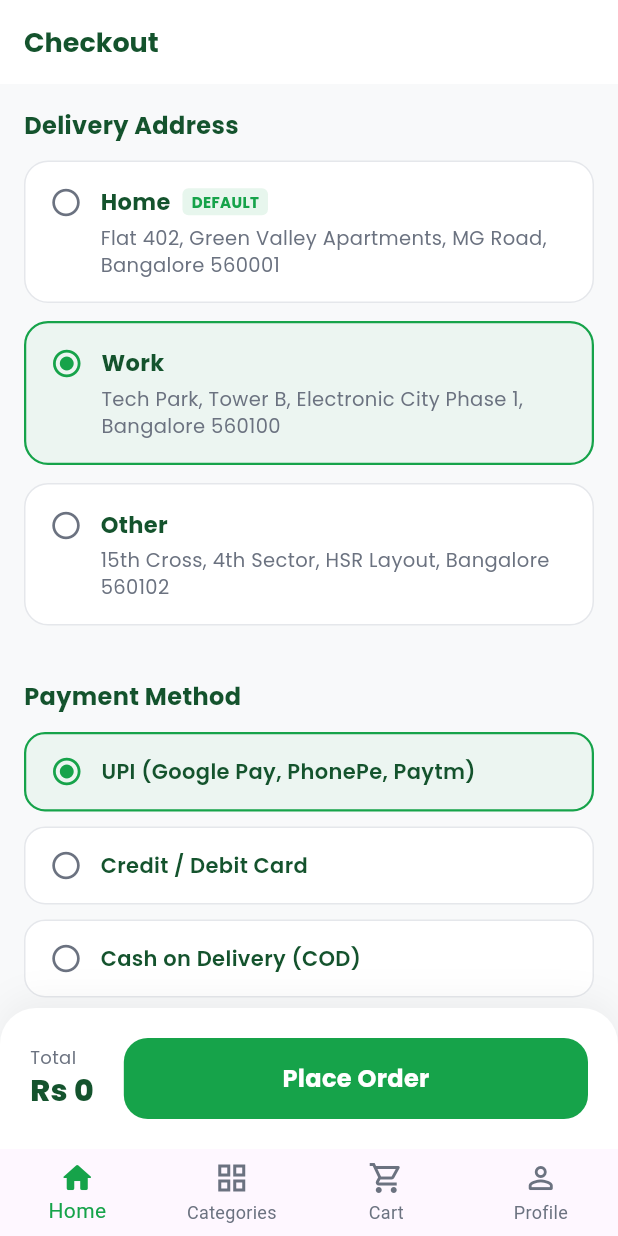
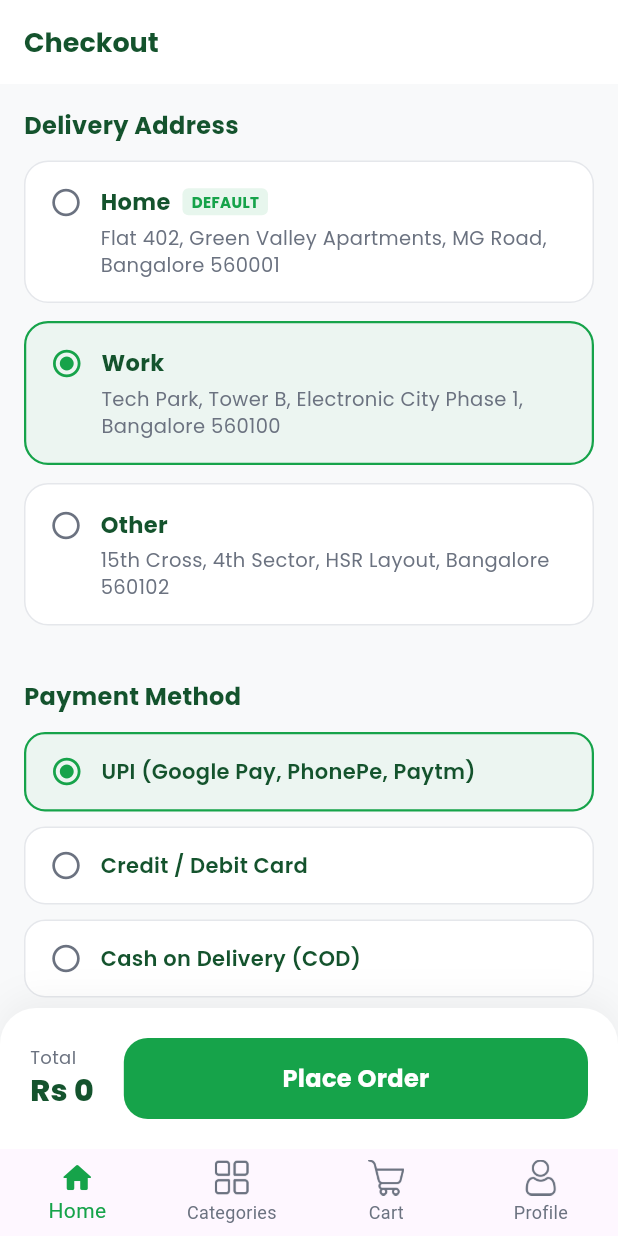
Before and after one commit to deepraj12345-veb/riverpod_project, a Flutter app: the CheckoutPage screen opened by its route, after a tap on "Work", on a phone screen of 412 x 824 dp. Run offline on Flutter 3.47's test engine with Material 3 defaults, Android fonts, the phone set to English and light mode, and no system bars; our stand-ins replace badges, cached_network_image, flutter_riverpod, go_router, google_fonts, pinput; network calls fail.

Commit message:
updated
# Conflicts:
#	lib/core/widgets/add_to_cart_button.dart
#	lib/features/shell/presentation/pages/main_shell.dart

```diff
--- a/lib/core/theme/app_theme.dart
+++ b/lib/core/theme/app_theme.dart
@@ -114,7 +114,7 @@ class AppTheme {
         labelStyle: const TextStyle(color: textGrey),
         hintStyle: const TextStyle(color: textGrey),
       ),
-      cardTheme: CardThemeData(
+      cardTheme: CardTheme(
         color: cardWhite,
         elevation: 0,
         shape: RoundedRectangleBorder(borderRadius: BorderRadius.circular(16)),
@@ -193,7 +193,7 @@ class AppTheme {
         labelStyle: const TextStyle(color: textSecondary),
         hintStyle: const TextStyle(color: textSecondary),
       ),
-      cardTheme: CardThemeData(
+      cardTheme: CardTheme(
         color: darkCard,
         elevation: 0,
         shape: RoundedRectangleBorder(
--- /dev/null
+++ b/lib/core/widgets/floating_cart_bar.dart
@@ -0,0 +1,488 @@
+import 'package:flutter/material.dart';
+import 'package:flutter_riverpod/flutter_riverpod.dart';
+import 'package:go_router/go_router.dart';
+import 'package:veggie_mart/core/widgets/custom_network_image.dart';
+import 'package:veggie_mart/core/widgets/custom_text.dart';
+import 'package:veggie_mart/features/cart/presentation/controllers/cart_controller.dart';
+import 'package:veggie_mart/features/cart/domain/entities/cart_item_entity.dart';
+
+class FloatingCartBar extends ConsumerStatefulWidget {
+  static final GlobalKey cartKey = GlobalKey();
+  const FloatingCartBar({super.key});
+
+  @override
+  ConsumerState<FloatingCartBar> createState() => _FloatingCartBarState();
+}
+
+class _FloatingCartBarState extends ConsumerState<FloatingCartBar> with SingleTickerProviderStateMixin {
+  late final AnimationController _chevronCtrl;
+  late final Animation<double> _chevronAnim;
+
+  @override
+  void initState() {
+    super.initState();
+    _chevronCtrl = AnimationController(
+      vsync: this,
+      duration: const Duration(milliseconds: 1000),
+    )..repeat(reverse: true);
+    _chevronAnim = Tween<double>(begin: 0.0, end: 3.0).animate(
+      CurvedAnimation(parent: _chevronCtrl, curve: Curves.easeInOut),
+    );
+  }
+
+  @override
+  void dispose() {
+    _chevronCtrl.dispose();
+    super.dispose();
+  }
+
+  @override
+  Widget build(BuildContext context) {
+    final cartItems = ref.watch(cartProvider);
+    final cartCount = ref.watch(cartItemCountProvider);
+    final cartTotal = ref.watch(cartTotalProvider);
+
+    final loc = GoRouterState.of(context).matchedLocation;
+    // Do not show on cart or checkout screens
+    final showCartBar = cartCount > 0 && loc != '/cart' && loc != '/checkout';
+
+    final cartSavings = cartItems.fold<double>(0.0, (sum, item) {
+      final savings = item.product.originalPrice - item.product.price;
+      return sum + (savings > 0 ? savings * item.quantity : 0.0);
+    });
+
+    final totalOriginalPrice = cartItems.fold<double>(0.0, (sum, item) {
+      return sum + (item.product.originalPrice * item.quantity);
+    });
+
+    final isFreeDelivery = cartTotal >= 199;
+    final progress = (cartTotal / 199).clamp(0.0, 1.0);
+
+    return AnimatedContainer(
+      duration: const Duration(milliseconds: 300),
+      curve: Curves.fastOutSlowIn,
+      clipBehavior: Clip.hardEdge,
+      height: showCartBar ? 82.0 : 0.0,
+      margin: showCartBar
+          ? const EdgeInsets.fromLTRB(14, 6, 14, 10)
+          : EdgeInsets.zero,
+      padding: showCartBar
+          ? const EdgeInsets.symmetric(horizontal: 14, vertical: 10)
+          : EdgeInsets.zero,
+      decoration: BoxDecoration(
+        gradient: const LinearGradient(
+          colors: [
+            Color(0xFF0C831F), // Darker forest green
+            Color(0xFF15993B), // Brighter emerald green accent
+          ],
+          begin: Alignment.topLeft,
+          end: Alignment.bottomRight,
+        ),
+        border: Border.all(
+          color: Colors.white.withOpacity(0.12),
+          width: 1.0,
+        ),
+        borderRadius: BorderRadius.circular(14),
+        boxShadow: showCartBar
+            ? [
+                BoxShadow(
+                  color: Colors.black.withOpacity(0.22),
+                  blurRadius: 10,
+                  offset: const Offset(0, 3),
+                ),
+              ]
+            : [],
+      ),
+      child: showCartBar
+          ? InkWell(
+              onTap: () => context.go('/cart'),
+              borderRadius: BorderRadius.circular(14),
+              child: Column(
+                mainAxisAlignment: MainAxisAlignment.spaceBetween,
+                children: [
+                  // Top section: thumbnails, pricing details, View Cart capsule
+                  Row(
+                    children: [
+                      // Animated overlapping product thumbnails
+                      AnimatedSwitcher(
+                        key: FloatingCartBar.cartKey,
+                        duration: const Duration(milliseconds: 300),
+                        transitionBuilder: (child, animation) {
+                          return ScaleTransition(
+                            scale: animation,
+                            child: child,
+                          );
+                        },
+                        child: _buildThumbnails(cartItems),
+                      ),
+                      const SizedBox(width: 10),
+                      // Pricing and item info
+                      Expanded(
+                        child: Column(
+                          crossAxisAlignment: CrossAxisAlignment.start,
+                          mainAxisAlignment: MainAxisAlignment.center,
+                          children: [
+                            Row(
+                              children: [
+                                CustomText(
+                                  '$cartCount item${cartCount > 1 ? 's' : ''}',
+                                  style: const TextStyle(
+                                    color: Colors.white,
+                                    fontSize: 11,
+                                    fontWeight: FontWeight.w600,
+                                  ),
+                                ),
+                                const SizedBox(width: 5),
+                                const Text(
+                                  '|',
+                                  style: TextStyle(color: Colors.white38, fontSize: 11),
+                                ),
+                                const SizedBox(width: 5),
+                                CustomText(
+                                  '₹${cartTotal.toStringAsFixed(0)}',
+                                  style: const TextStyle(
+                                    color: Colors.white,
+                                    fontSize: 13,
+                                    fontWeight: FontWeight.w800,
+                                  ),
+                                ),
+                                if (cartSavings > 0) ...[
+                                  const SizedBox(width: 4),
+                                  Text(
+                                    '₹${totalOriginalPrice.toStringAsFixed(0)}',
+                                    style: const TextStyle(
+                                      color: Colors.white38,
+                                      fontSize: 10.5,
+                                      decoration: TextDecoration.lineThrough,
+                                      fontWeight: FontWeight.w500,
+                                    ),
+                                  ),
+                                ],
+                              ],
+                            ),
+                            if (cartSavings > 0)
+                              Padding(
+                                padding: const EdgeInsets.only(top: 2.0),
+                                child: Container(
+                                  padding: const EdgeInsets.symmetric(horizontal: 5, vertical: 1.5),
+                                  decoration: BoxDecoration(
+                                    color: Colors.white.withOpacity(0.16),
+                                    borderRadius: BorderRadius.circular(4),
+                                  ),
+                                  child: Row(
+                                    mainAxisSize: MainAxisSize.min,
+                                    children: [
+                                      const Icon(
+                                        Icons.local_offer_rounded,
+                                        color: Color(0xFF86EFAC),
+                                        size: 8,
+                                      ),
+                                      const SizedBox(width: 3),
+                                      CustomText(
+                                        'Saved ₹${cartSavings.toStringAsFixed(0)}!',
+                                        style: const TextStyle(
+                                          color: Color(0xFF86EFAC),
+                                          fontSize: 8.5,
+                                          fontWeight: FontWeight.w800,
+                                        ),
+                                      ),
+                                    ],
+                                  ),
+                                ),
+                              ),
+                          ],
+                        ),
+                      ),
+                      // View Cart white pill/capsule button
+                      Container(
+                        padding: const EdgeInsets.symmetric(horizontal: 10, vertical: 6),
+                        decoration: BoxDecoration(
+                          color: Colors.white,
+                          borderRadius: BorderRadius.circular(16),
+                          boxShadow: [
+                            BoxShadow(
+                              color: Colors.black.withOpacity(0.08),
+                              blurRadius: 3,
+                              offset: const Offset(0, 1),
+                            ),
+                          ],
+                        ),
+                        child: Row(
+                          mainAxisSize: MainAxisSize.min,
+                          children: [
+                            const CustomText(
+                              'View Cart',
+                              style: TextStyle(
+                                color: Color(0xFF0C831F),
+                                fontSize: 11,
+                                fontWeight: FontWeight.w800,
+                              ),
+                            ),
+                            const SizedBox(width: 2),
+                            AnimatedBuilder(
+                              animation: _chevronAnim,
+                              builder: (ctx, child) {
+                                return Transform.translate(
+                                  offset: Offset(_chevronAnim.value, 0),
+                                  child: child,
+                                );
+                              },
+                              child: const Icon(
+                                Icons.keyboard_arrow_right_rounded,
+                                color: Color(0xFF0C831F),
+                                size: 16,
+                              ),
+                            ),
+                          ],
+                        ),
+                      ),
+                    ],
+                  ),
+                  // Bottom section: Progress indicator towards Free Delivery
+                  Column(
+                    crossAxisAlignment: CrossAxisAlignment.start,
+                    mainAxisSize: MainAxisSize.min,
+                    children: [
+                      Row(
+                        children: [
+                          Icon(
+                            isFreeDelivery ? Icons.check_circle_rounded : Icons.delivery_dining_rounded,
+                            color: const Color(0xFF86EFAC),
+                            size: 10.5,
+                          ),
+                          const SizedBox(width: 4),
+                          Expanded(
+                            child: CustomText(
+                              isFreeDelivery
+                                  ? 'FREE delivery applied to this order!'
+                                  : 'Add ₹${(199 - cartTotal).toStringAsFixed(0)} more for FREE delivery',
+                              style: TextStyle(
+                                color: isFreeDelivery ? const Color(0xFF86EFAC) : Colors.white.withOpacity(0.85),
+                                fontSize: 8.5,
+                                fontWeight: isFreeDelivery ? FontWeight.w700 : FontWeight.w500,
+                              ),
+                            ),
+                          ),
+                        ],
+                      ),
+                      const SizedBox(height: 4),
+                      ClipRRect(
+                        borderRadius: BorderRadius.circular(1),
+                        child: LinearProgressIndicator(
+                          value: progress,
+                          minHeight: 2,
+                          backgroundColor: Colors.white.withOpacity(0.15),
+                          valueColor: const AlwaysStoppedAnimation<Color>(Color(0xFF86EFAC)),
+                        ),
+                      ),
+                    ],
+                  ),
+                ],
+              ),
+            )
+          : const SizedBox.shrink(),
+    );
+  }
+
+  Widget _buildThumbnails(List<CartItemEntity> items) {
+    final count = items.length.clamp(0, 3);
+    final hasMore = items.length > 3;
+    final totalCircles = hasMore ? count + 1 : count;
+    final width = totalCircles == 0 ? 0.0 : (30.0 + (totalCircles - 1) * 20.0);
+
+    return SizedBox(
+      key: ValueKey(items.map((e) => e.product.id).join(',')),
+      width: width,
+      height: 30,
+      child: Stack(
+        clipBehavior: Clip.none,
+        children: [
+          for (int i = 0; i < count; i++)
+            Positioned(
+              left: i * 20.0,
+              child: Container(
+                width: 30,
+                height: 30,
+                decoration: BoxDecoration(
+                  shape: BoxShape.circle,
+                  color: Colors.white,
+                  border: Border.all(color: Colors.white, width: 1.2),
+                  boxShadow: [
+                    BoxShadow(
+                      color: Colors.black.withOpacity(0.15),
+                      blurRadius: 3,
+                      offset: const Offset(0, 1),
+                    ),
+                  ],
+                ),
+                child: ClipOval(
+                  child: CustomNetworkImage(
+                    imageUrl: items[i].product.imageUrl,
+                    fit: BoxFit.cover,
+                  ),
+                ),
+              ),
+            ),
+          if (hasMore)
+            Positioned(
+              left: count * 20.0,
+              child: Container(
+                width: 30,
+                height: 30,
+                decoration: BoxDecoration(
+                  shape: BoxShape.circle,
+                  color: const Color(0xFF1F2937),
+                  border: Border.all(color: Colors.white, width: 1.2),
+                  boxShadow: [
+                    BoxShadow(
+                      color: Colors.black.withOpacity(0.15),
+                      blurRadius: 3,
+                      offset: const Offset(0, 1),
+                    ),
+                  ],
+                ),
+                alignment: Alignment.center,
+                child: Text(
+                  '+${items.length - 3}',
+                  style: const TextStyle(
+                    color: Colors.white,
+                    fontSize: 8,
+                    fontWeight: FontWeight.w900,
+                  ),
+                ),
+              ),
+            ),
+        ],
+      ),
+    );
+  }
+}
+
+class FlyToCartOverlay {
+  static void run({
+    required BuildContext context,
+    required String imageUrl,
+    required Offset startPos,
+    required Offset endPos,
+    required Size startSize,
+  }) {
+    final overlayState = Overlay.of(context);
+    late OverlayEntry entry;
+
+    entry = OverlayEntry(
+      builder: (context) {
+        return _FlyingImageWidget(
+          imageUrl: imageUrl,
+          startPos: startPos,
+          endPos: endPos,
+          startSize: startSize,
+          onComplete: () {
+            entry.remove();
+          },
+        );
+      },
+    );
+
+    overlayState.insert(entry);
+  }
+}
+
+class _FlyingImageWidget extends StatefulWidget {
+  final String imageUrl;
+  final Offset startPos;
+  final Offset endPos;
+  final Size startSize;
+  final VoidCallback onComplete;
+
+  const _FlyingImageWidget({
+    required this.imageUrl,
+    required this.startPos,
+    required this.endPos,
+    required this.startSize,
+    required this.onComplete,
+  });
+
+  @override
+  State<_FlyingImageWidget> createState() => _FlyingImageWidgetState();
+}
+
+class _FlyingImageWidgetState extends State<_FlyingImageWidget> with SingleTickerProviderStateMixin {
+  late final AnimationController _controller;
+  late final Animation<double> _animation;
+
+  @override
+  void initState() {
+    super.initState();
+    _controller = AnimationController(
+      vsync: this,
+      duration: const Duration(milliseconds: 650),
+    );
+    _animation = CurvedAnimation(
+      parent: _controller,
+      curve: Curves.fastOutSlowIn,
+    );
+
+    _controller.forward().then((_) {
+      widget.onComplete();
+    });
+  }
+
+  @override
+  void dispose() {
+    _controller.dispose();
+    super.dispose();
+  }
+
+  @override
+  Widget build(BuildContext context) {
+    return AnimatedBuilder(
+      animation: _animation,
+      builder: (context, child) {
+        final t = _animation.value;
+        final x = widget.startPos.dx + (widget.endPos.dx - widget.startPos.dx) * t;
+        final y = widget.startPos.dy + (widget.endPos.dy - widget.startPos.dy) * t;
+        // Parabolic arc peaking upward (negative Y coordinate shift)
+        final arc = -100.0 * (t * (1.0 - t) * 4.0);
+
+        final width = widget.startSize.width + (30.0 - widget.startSize.width) * t;
+        final height = widget.startSize.height + (30.0 - widget.startSize.height) * t;
+        final rotation = t * 2.0 * 3.14159; // 1 spin
+
+        return Positioned(
+          left: x,
+          top: y + arc,
+          child: IgnorePointer(
+            child: Transform.rotate(
+              angle: rotation,
+              child: Opacity(
+                opacity: (1.0 - t).clamp(0.0, 1.0),
+                child: Container(
+                  width: width,
+                  height: height,
+                  decoration: BoxDecoration(
+                    shape: BoxShape.circle,
+                    color: Colors.white,
+                    border: Border.all(color: Colors.white, width: 1.5),
+                    boxShadow: [
+                      BoxShadow(
+                        color: Colors.black.withOpacity(0.2),
+                        blurRadius: 6,
+                        offset: const Offset(0, 2),
+                      ),
+                    ],
+                  ),
+                  child: ClipOval(
+                    child: CustomNetworkImage(
+                      imageUrl: widget.imageUrl,
+                      fit: BoxFit.cover,
+                    ),
+                  ),
+                ),
+              ),
+            ),
+          ),
+        );
+      },
+    );
+  }
+}
--- a/lib/features/auth/presentation/pages/login_page.dart
+++ b/lib/features/auth/presentation/pages/login_page.dart
@@ -264,7 +264,11 @@ class _LoginPageState extends ConsumerState<LoginPage>
                           //   ],
                           // ),
                           SocialButton(
-                            icon: Icons.g_mobiledata_rounded,
+                            icon: Image.asset(
+                              'assets/images/google.png',
+                              width: 22,
+                              height: 22,
+                            ),
                             label: 'Google',
                             onTap: () {},
                           ),
--- a/lib/features/home/presentation/pages/home_page.dart
+++ b/lib/features/home/presentation/pages/home_page.dart
@@ -144,7 +144,7 @@ class _HomePageState extends ConsumerState<HomePage> {
                 child: Padding(
                   padding: const EdgeInsets.fromLTRB(16, 20, 16, 10),
                   child: SectionHeaderWidget(
-                    title: '🔥 Trending Near You',
+                    title: 'Trending Near You',
                     subtitle: 'Discover the top products trending today',
                     onSeeAll: () {},
                   ),
--- a/lib/features/shell/presentation/pages/main_shell.dart
+++ b/lib/features/shell/presentation/pages/main_shell.dart
@@ -5,6 +5,7 @@ import 'package:badges/badges.dart' as badges;
 import 'package:veggie_mart/features/cart/presentation/controllers/cart_controller.dart';
 import 'package:veggie_mart/core/theme/app_theme.dart';
 import 'package:veggie_mart/core/widgets/custom_text.dart';
+import 'package:veggie_mart/core/widgets/floating_cart_bar.dart';
 
 import 'package:flutter/rendering.dart';
 
@@ -37,9 +38,9 @@ class _MainShellState extends ConsumerState<MainShell> with SingleTickerProvider
 
   static const _tabs = [
     _Tab(icon: Icons.home_outlined, activeIcon: Icons.home_rounded, label: 'Home', route: '/home'),
-    _Tab(icon: Icons.grid_view_outlined, activeIcon: Icons.grid_view_rounded, label: 'Categories', route: '/categories'),
-    _Tab(icon: Icons.shopping_cart_outlined, activeIcon: Icons.shopping_cart_rounded, label: 'Cart', route: '/cart'),
-    _Tab(icon: Icons.person_outline_rounded, activeIcon: Icons.person_rounded, label: 'Profile', route: '/profile'),
+    _Tab(assetPath: 'assets/images/categories_icon.png', label: 'Categories', route: '/categories'),
+    _Tab(assetPath: 'assets/images/cart_icon.png', label: 'Cart', route: '/cart'),
+    _Tab(assetPath: 'assets/images/profile_icon.png', label: 'Profile', route: '/profile'),
   ];
 
   int _currentIndex(BuildContext context) {
@@ -75,8 +76,13 @@ class _MainShellState extends ConsumerState<MainShell> with SingleTickerProvider
       bottomNavigationBar: SizeTransition(
         sizeFactor: _hideAnimCtrl,
         axisAlignment: -1.0,
-        child: BottomNavigationBar(
-        currentIndex: index,
+        child: Column(
+          mainAxisSize: MainAxisSize.min,
+          crossAxisAlignment: CrossAxisAlignment.stretch,
+          children: [
+            const FloatingCartBar(),
+            BottomNavigationBar(
+              currentIndex: index,
         selectedItemColor: AppTheme.primaryGreen,
         unselectedItemColor: AppTheme.textGrey,
         type: BottomNavigationBarType.fixed,
@@ -86,10 +92,20 @@ class _MainShellState extends ConsumerState<MainShell> with SingleTickerProvider
           final isSelected = index == i;
           final isCart = tab.route == '/cart';
 
-          Widget iconWidget = Icon(
-            isSelected ? tab.activeIcon : tab.icon,
-            color: isSelected ? AppTheme.primaryGreen : AppTheme.textGrey,
-          );
+          Widget iconWidget;
+          if (tab.assetPath != null) {
+            iconWidget = Image.asset(
+              tab.assetPath!,
+              width: 24,
+              height: 24,
+              color: isSelected ? AppTheme.primaryGreen : AppTheme.textGrey,
+            );
+          } else {
+            iconWidget = Icon(
+              isSelected ? tab.activeIcon! : tab.icon!,
+              color: isSelected ? AppTheme.primaryGreen : AppTheme.textGrey,
+            );
+          }
 
           if (isCart && cartCount > 0) {
             iconWidget = badges.Badge(
@@ -115,19 +131,23 @@ class _MainShellState extends ConsumerState<MainShell> with SingleTickerProvider
           );
         }),
       ),
-    ),
-    );
+    ],
+  ),
+),
+);
   }
 }
 
 class _Tab {
-  final IconData icon;
-  final IconData activeIcon;
+  final IconData? icon;
+  final IconData? activeIcon;
+  final String? assetPath;
   final String label;
   final String route;
   const _Tab({
-    required this.icon,
-    required this.activeIcon,
+    this.icon,
+    this.activeIcon,
+    this.assetPath,
     required this.label,
     required this.route,
   });
```
Also changed, not shown: lib/core/widgets/add_to_cart_button.dart (+31 -3 lines), lib/core/widgets/product_card_widget.dart (+44 -42 lines), lib/features/auth/presentation/widgets/auth_widgets.dart (+19 -9 lines), lib/features/categories/presentation/pages/categories_page.dart (+6 -6 lines), assets/images/cart_icon.png (added), assets/images/categories_icon.png (added), assets/images/google.png (added), assets/images/profile_icon.png (added), pubspec.lock.
